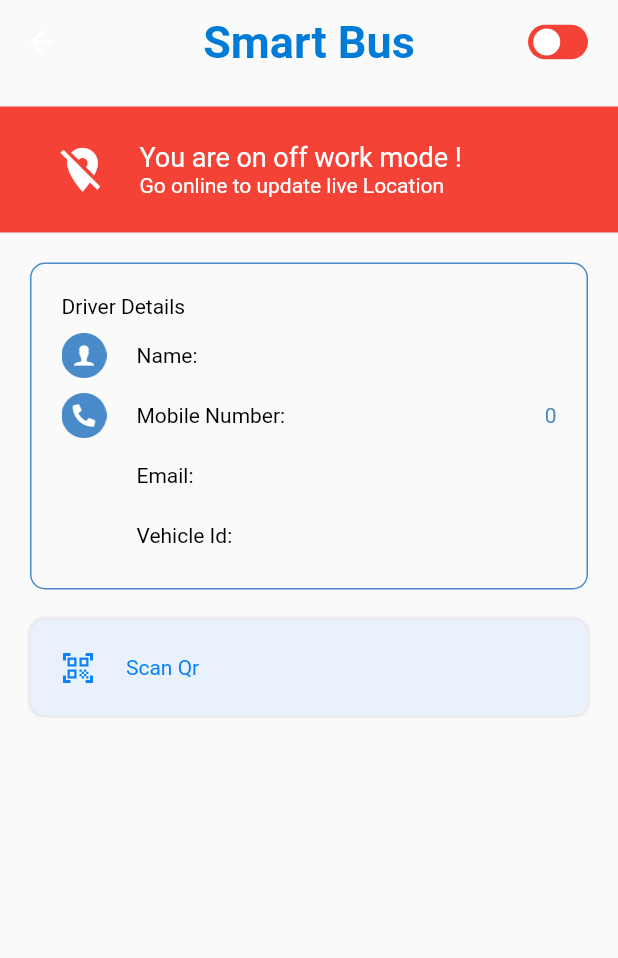
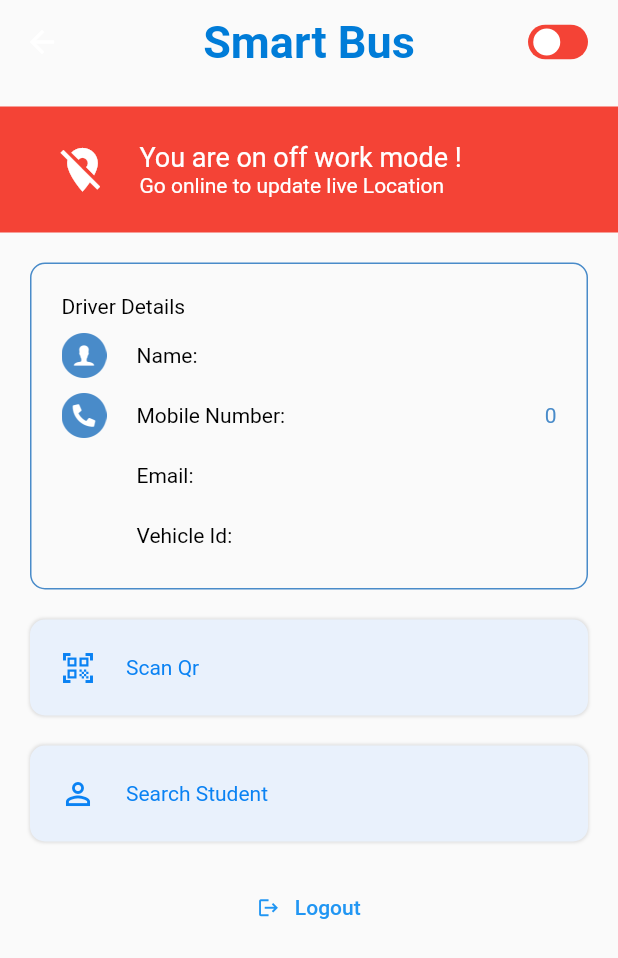
Before and after one commit to aslahmp/smartBusDriver, a Flutter app: the HomeView screen opened by its route, on a phone screen of 412 x 824 dp. Shown: the top 958 px of the screen. Run offline on Flutter 3.47's test engine with Material 2 defaults, Android fonts, the phone set to English and light mode, and no system bars; drawn by our look-alikes of flutter_switch; our stand-ins replace cached_network_image, firebase_auth, firebase_core, firebase_database, get and 2 more; missing offline and left inert: dart:ffi, flutter_barcode_scanner, result_type; accounts and stored records are empty; Roboto replaces fonts that are missing (Lorinextrabold, Lorinregular).

Commit message:
search student and logout

```diff
--- a/lib/app/modules/home/views/home_view.dart
+++ b/lib/app/modules/home/views/home_view.dart
@@ -18,14 +18,32 @@ class HomeView extends GetView<HomeController> {
         backgroundColor: Colors.transparent,
         elevation: 0,
       ),
-      body: Column(
+      body: SingleChildScrollView(
+        child: Column(
           children: [
             WorkModeView(),
             verticalSpace(20),
             DriverDetails(),
             verticalSpace(20),
             ScanQr(),
+            verticalSpace(20),
+            SearchStudent(),
+            verticalSpace(20),
+            TextButton(
+                onPressed: controller.logout,
+                child: Row(
+                  mainAxisAlignment: MainAxisAlignment.center,
+                  children: [
+                    Icon(
+                      Icons.logout,
+                      size: 15,
+                    ),
+                    horizontalSpace(10),
+                    Text('Logout'),
                   ],
+                ))
+          ],
+        ),
       ),
     );
   }
--- a/lib/app/modules/home/views/local.widgets/index.dart
+++ b/lib/app/modules/home/views/local.widgets/index.dart
@@ -3,3 +3,4 @@ export './driver_on_off_view.dart';
 export './work_mode_view.dart';
 export './driver_details.dart';
 export './scan_qr.dart';
+export './search_student.dart';
--- /dev/null
+++ b/lib/app/modules/home/views/local.widgets/search_student.dart
@@ -0,0 +1,47 @@
+import 'package:driver/app/modules/home/controllers/home_controller.dart';
+import 'package:flutter/material.dart';
+import 'package:get/get_state_manager/get_state_manager.dart';
+
+import '../../../../../infastructure/utils/index.dart';
+
+class SearchStudent extends GetView<HomeController> {
+  const SearchStudent({Key? key}) : super(key: key);
+
+  @override
+  Widget build(BuildContext context) {
+    return InkWell(
+      onTap: controller.serchStudent,
+      child: Container(
+        width: double.infinity,
+        margin: EdgeInsets.symmetric(horizontal: AppConstants.padding),
+        padding: EdgeInsets.all(AppConstants.padding),
+        decoration: BoxDecoration(
+          color: AppColors.blue4,
+          borderRadius: BorderRadius.circular(10),
+          boxShadow: [
+            BoxShadow(
+              blurRadius: 1,
+              color: Colors.grey.shade300,
+              spreadRadius: .5,
+            ),
+          ],
+        ),
+        child: Row(
+          children: [
+            Icon(
+              Icons.person_outline,
+              color: AppColors.blue6,
+            ),
+            horizontalSpace(20),
+            Text(
+              "Search Student",
+              style: AppTextStyles.regular.copyWith(
+                color: AppColors.blue6,
+              ),
+            ),
+          ],
+        ),
+      ),
+    );
+  }
+}
```
Also changed, not shown: lib/app/modules/home/controllers/home_controller.dart (+27 -0 lines), lib/app/modules/home/views/local.widgets/serch_student_pop_up.dart (added, +46 -0 lines). Lines whose indentation alone changed are shown as unchanged.
